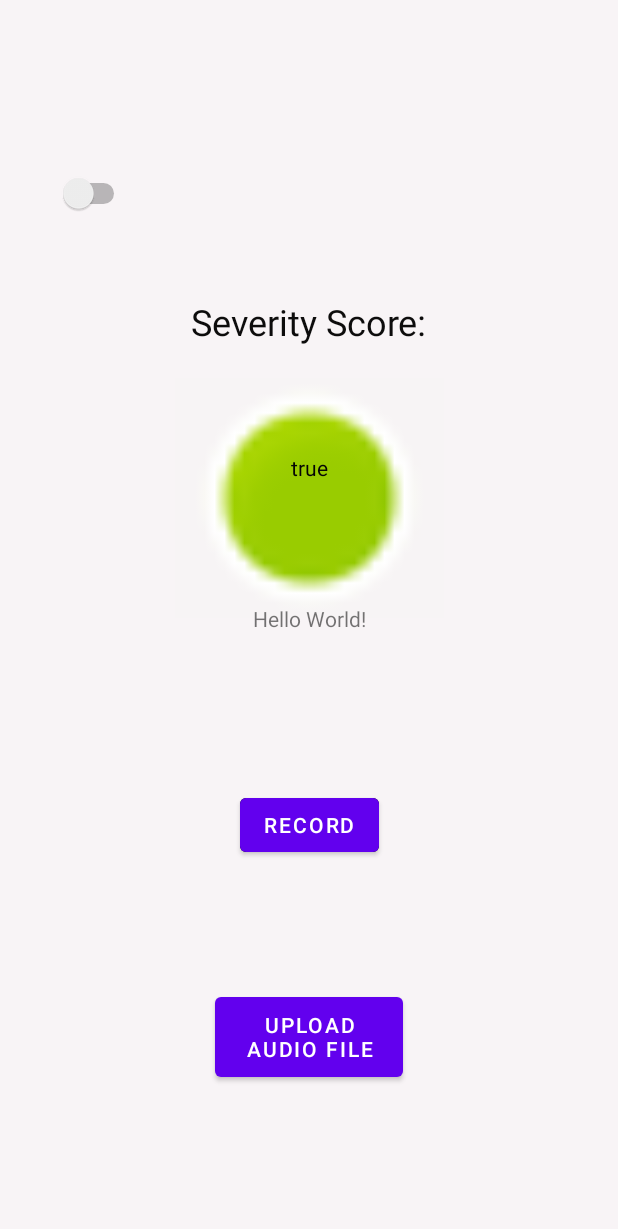
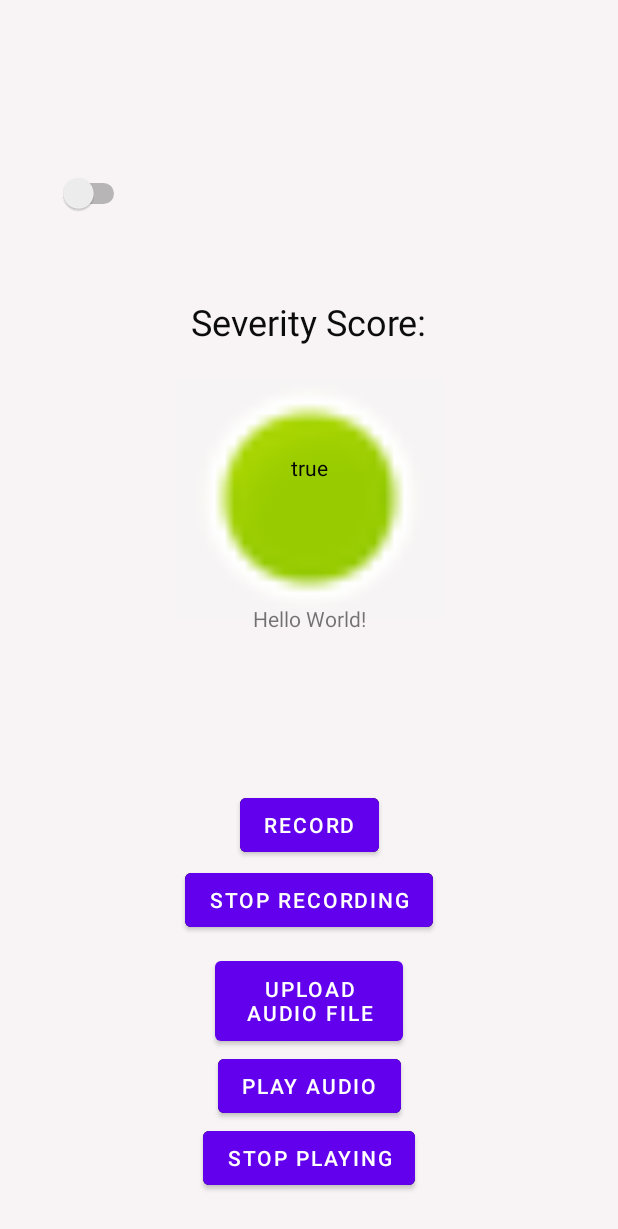
Before and after one commit to rdb94/380Ctest, an Android app built with Jetpack Compose: the layout activity_main.xml on its own in the app's theme, with its tools: preview values and no code run, on a phone screen of 412 x 824 dp. Shown: the top 1229 px of the screen. Run offline under Robolectric (Android 15) with nearby library versions, the phone set to English and light mode, and no system bars.

Commit message:
Rachel: audio recording updated

```diff
--- a/app/src/main/AndroidManifest.xml
+++ b/app/src/main/AndroidManifest.xml
@@ -1,8 +1,13 @@
 <?xml version="1.0" encoding="utf-8"?>
+
 <manifest xmlns:android="http://schemas.android.com/apk/res/android"
     xmlns:tools="http://schemas.android.com/tools">
 
     <uses-permission android:name="android.permission.RECORD_AUDIO"/>
+
+    <uses-permission android:name="android.permission.WRITE_EXTERNAL_STORAGE"/>
+    <uses-permission android:name="android.permission.READ_EXTERNAL_STORAGE"/>
+
 
     <application
         android:allowBackup="true"
--- a/app/src/main/res/layout/activity_main.xml
+++ b/app/src/main/res/layout/activity_main.xml
@@ -23,7 +23,7 @@
         android:id="@+id/button"
         android:layout_width="125dp"
         android:layout_height="65dp"
-        android:layout_marginBottom="100dp"
+        android:layout_marginBottom="124dp"
         android:text="@string/button_text"
         app:layout_constraintBottom_toBottomOf="parent"
         app:layout_constraintEnd_toEndOf="parent"
@@ -37,6 +37,42 @@
         android:backgroundTintMode="add"
         android:onClick="recordClick"
         android:text="@string/button2_text"
+        app:layout_constraintBottom_toBottomOf="parent"
+        app:layout_constraintEnd_toEndOf="parent"
+        app:layout_constraintStart_toStartOf="parent" />
+
+    <Button
+        android:id="@+id/button3"
+        android:layout_width="wrap_content"
+        android:layout_height="wrap_content"
+        android:layout_marginBottom="200dp"
+        android:backgroundTintMode="add"
+        android:onClick="recordStop"
+        android:text="@string/button3_text"
+        app:layout_constraintBottom_toBottomOf="parent"
+        app:layout_constraintEnd_toEndOf="parent"
+        app:layout_constraintStart_toStartOf="parent" />
+
+    <Button
+        android:id="@+id/button4"
+        android:layout_width="wrap_content"
+        android:layout_height="wrap_content"
+        android:layout_marginBottom="76dp"
+        android:backgroundTintMode="add"
+        android:onClick="playStart"
+        android:text="@string/button4_text"
+        app:layout_constraintBottom_toBottomOf="parent"
+        app:layout_constraintEnd_toEndOf="parent"
+        app:layout_constraintStart_toStartOf="parent" />
+
+    <Button
+        android:id="@+id/button5"
+        android:layout_width="wrap_content"
+        android:layout_height="wrap_content"
+        android:layout_marginBottom="28dp"
+        android:backgroundTintMode="add"
+        android:onClick="playStop"
+        android:text="@string/button5_text"
         app:layout_constraintBottom_toBottomOf="parent"
         app:layout_constraintEnd_toEndOf="parent"
         app:layout_constraintStart_toStartOf="parent" />
--- a/app/src/main/res/values/strings.xml
+++ b/app/src/main/res/values/strings.xml
@@ -4,4 +4,7 @@
     <string name='button2_text'>Record</string>
     <string name='severity_text'>Severity Score: </string>
     <string name="severityNum">Put number code here </string>
+    <string name='button3_text'>Stop Recording</string>
+    <string name='button4_text'>Play audio</string>
+    <string name='button5_text'>Stop playing</string>
 </resources>
```
Also changed, not shown: app/src/main/java/com/example/a380ctest/MainActivity.kt (+132 -8 lines).
